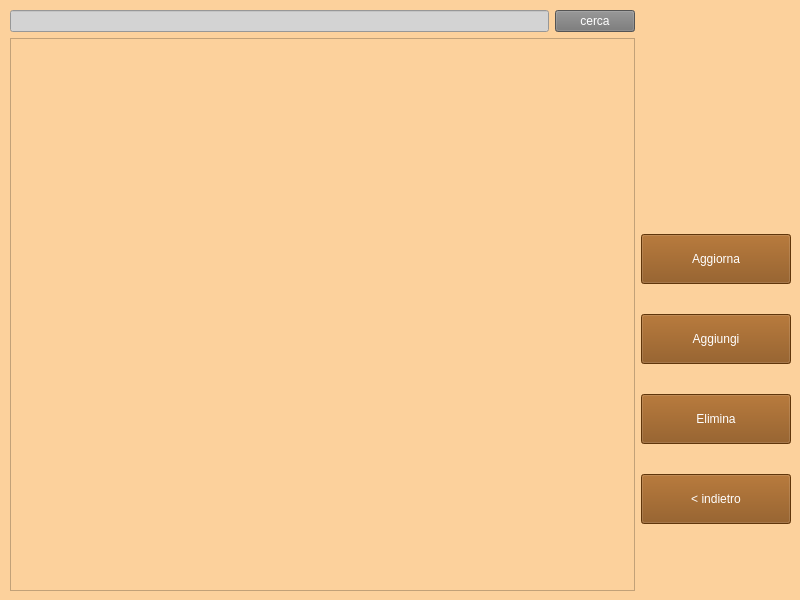
Qt form Amministratore/view/gestioneDipendenti.ui (ManuelMarrone/GestioneBowling) before a commit.
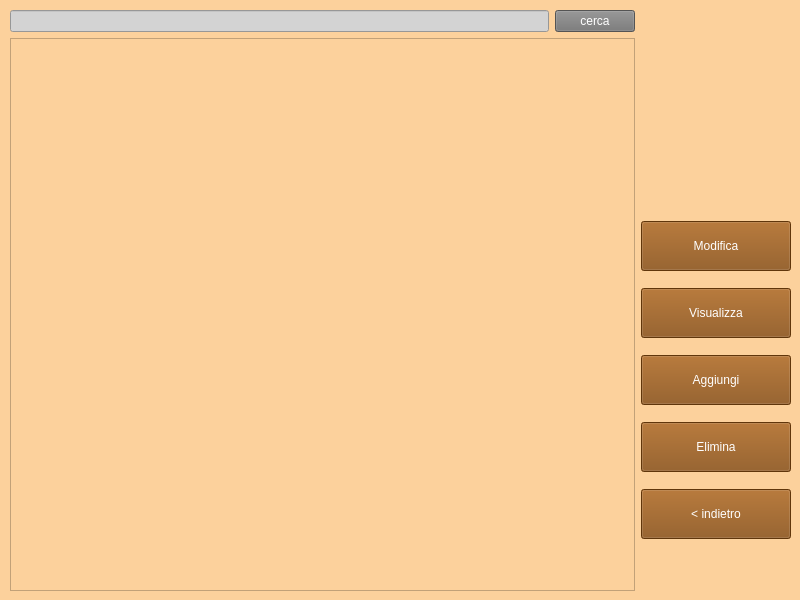
The same form after that commit.

Commit message: completamento di visualizza ed elimina dipendente

Patch:
```diff
--- a/Amministratore/view/gestioneDipendenti.ui
+++ b/Amministratore/view/gestioneDipendenti.ui
@@ -67,7 +67,7 @@
      </layout>
     </item>
     <item>
-     <layout class="QVBoxLayout" name="verticalLayout_2" stretch="0,0,0,0,0,0">
+     <layout class="QVBoxLayout" name="verticalLayout_2" stretch="0,0,0,0,0,0,0">
       <property name="sizeConstraint">
        <enum>QLayout::SetFixedSize</enum>
       </property>
@@ -105,7 +105,29 @@
          <string notr="true">color: white;  background-color: #874B0F</string>
         </property>
         <property name="text">
-         <string>Aggiorna</string>
+         <string>Modifica</string>
+        </property>
+       </widget>
+      </item>
+      <item>
+       <widget class="QPushButton" name="visualizzaButton">
+        <property name="minimumSize">
+         <size>
+          <width>150</width>
+          <height>50</height>
+         </size>
+        </property>
+        <property name="maximumSize">
+         <size>
+          <width>150</width>
+          <height>50</height>
+         </size>
+        </property>
+        <property name="styleSheet">
+         <string notr="true">color: white;  background-color: #874B0F</string>
+        </property>
+        <property name="text">
+         <string>Visualizza</string>
         </property>
        </widget>
       </item>
```
Left out of the diff: 2 changed lines with no effect on the pictures. The commit also changes 9 other files.
